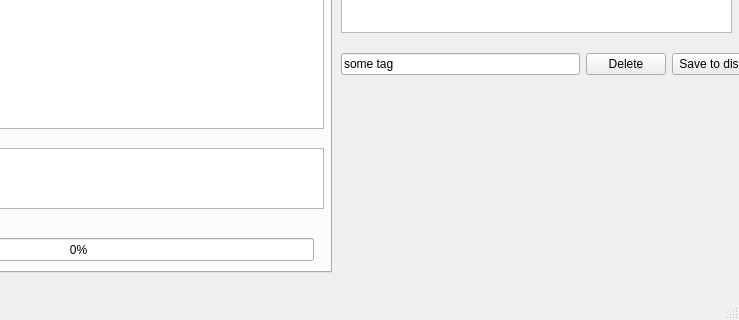
This is src/core/basic_application_window.ui in LISE-B26/pylabcontrol as Qt 5 draws it before an edit; both pictures show x 399 to 1138 and y 398 to 718 of the 1138 by 718 pixel window. The edited form follows.
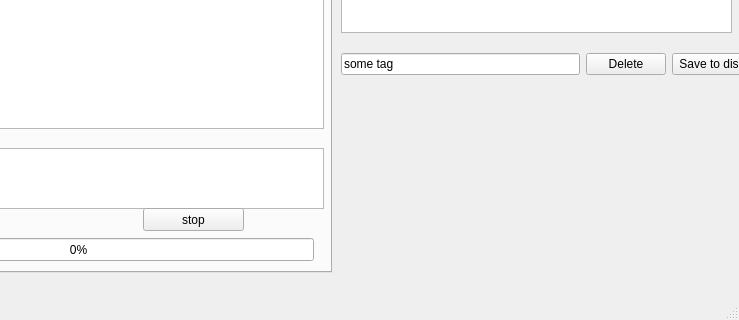
This is the edited form. The open tabs and pages were chosen to show the change. Custom widgets are drawn as their Qt base class.

Commit message: updated gui (basic_application_window): added plot button for scripts

The edit to the form file:
```diff
--- a/src/core/basic_application_window.ui
+++ b/src/core/basic_application_window.ui
@@ -178,6 +178,19 @@
        <number>0</number>
       </property>
      </widget>
+     <widget class="QPushButton" name="btn_stop_script_2">
+      <property name="geometry">
+       <rect>
+        <x>530</x>
+        <y>380</y>
+        <width>101</width>
+        <height>23</height>
+       </rect>
+      </property>
+      <property name="text">
+       <string>stop</string>
+      </property>
+     </widget>
     </widget>
     <widget class="QWidget" name="tab_monitor">
      <attribute name="title">
@@ -300,7 +313,7 @@
    <widget class="MatplotlibWidget" name="matplotlibwidget_2">
     <property name="geometry">
      <rect>
-      <x>670</x>
+      <x>800</x>
       <y>480</y>
       <width>321</width>
       <height>191</height>
```
Left out of the diff: 2 changed lines with no effect on the pictures. The commit also changes 1 other file.
